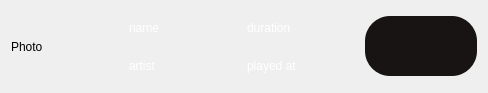
This is mutak/widgetitem.ui in ahmed-debbech/mutak as Qt 5 draws it before an edit. The edited form follows.
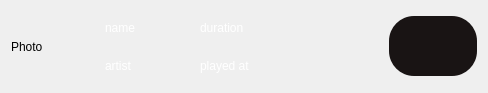
This is the edited form.

Commit message: Add a working play button near to each song

```diff
--- a/mutak/widgetitem.ui
+++ b/mutak/widgetitem.ui
@@ -93,6 +93,16 @@
      </item>
     </layout>
    </item>
+   <item>
+    <widget class="QLabel" name="id_track">
+     <property name="enabled">
+      <bool>false</bool>
+     </property>
+     <property name="text">
+      <string/>
+     </property>
+    </widget>
+   </item>
    <item>
     <widget class="QPushButton" name="playButton">
      <property name="toolTip">
```
The commit also changes 2 other files.
